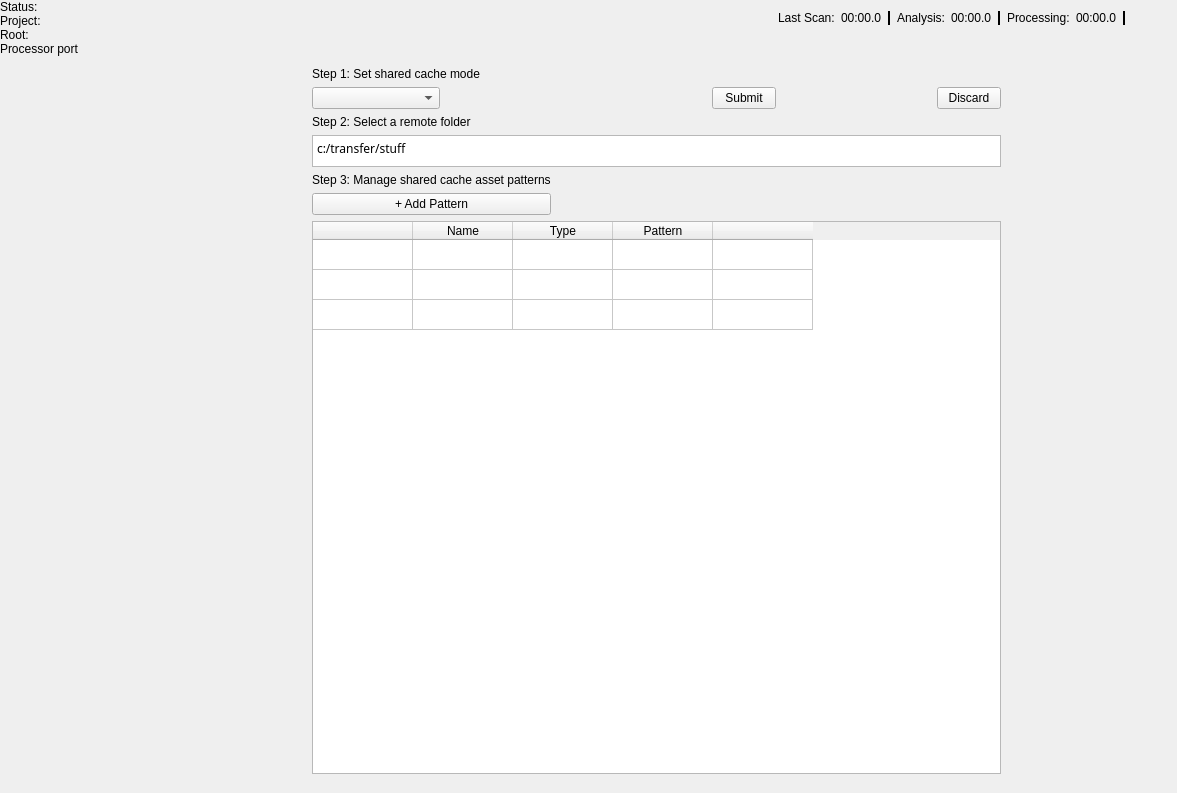
First picture: the form in Code/Tools/AssetProcessor/native/ui/MainWindow.ui, repository o3de/o3de, before the edit.
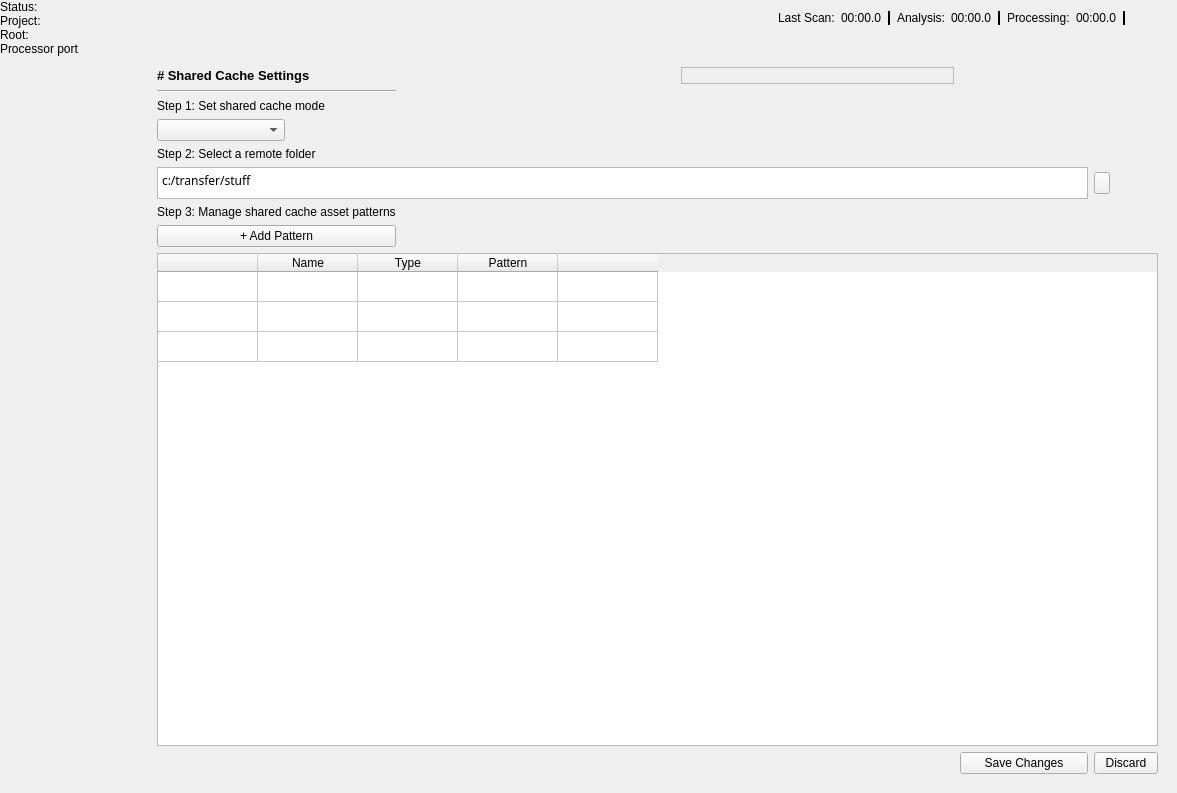
Second picture: the form after the edit. The open tabs and pages were chosen to show the change. Icons and pictures are not drawn. Custom widgets are drawn as their Qt base class.

```diff
--- a/Code/Tools/AssetProcessor/native/ui/MainWindow.ui
+++ b/Code/Tools/AssetProcessor/native/ui/MainWindow.ui
@@ -1500,72 +1500,38 @@
               <verstretch>0</verstretch>
              </sizepolicy>
             </property>
-            <layout class="QGridLayout" name="gridLayout">
+            <layout class="QGridLayout" name="gridLayout" columnstretch="0,0,0,0,0">
+             <property name="sizeConstraint">
+              <enum>QLayout::SetDefaultConstraint</enum>
+             </property>
+             <item row="5" column="4">
+              <widget class="QPushButton" name="serverAddressButton">
+               <property name="maximumSize">
+                <size>
+                 <width>16</width>
+                 <height>16777215</height>
+                </size>
+               </property>
+               <property name="text">
+                <string/>
+               </property>
+              </widget>
+             </item>
              <item row="1" column="0">
-              <widget class="QComboBox" name="serverCacheModeOptions">
-               <property name="maximumSize">
-                <size>
-                 <width>128</width>
-                 <height>16777215</height>
-                </size>
-               </property>
-               <property name="toolTip">
-                <string>Select the mode the project should use to cache asset products.</string>
-               </property>
-               <property name="currentText">
-                <string>Placeholder</string>
-               </property>
-               <property name="placeholderText">
-                <string>Placeholder</string>
+              <widget class="Line" name="line">
+               <property name="orientation">
+                <enum>Qt::Horizontal</enum>
                </property>
               </widget>
              </item>
-             <item row="2" column="0">
+             <item row="4" column="0">
               <widget class="QLabel" name="label_3">
                <property name="text">
                 <string>Step 2: Select a remote folder</string>
                </property>
               </widget>
              </item>
-             <item row="0" column="0">
-              <widget class="QLabel" name="label_2">
-               <property name="text">
-                <string>Step 1: Set shared cache mode</string>
-               </property>
-              </widget>
-             </item>
-             <item row="3" column="0" colspan="3">
-              <widget class="QPlainTextEdit" name="serverAddressText">
-               <property name="sizePolicy">
-                <sizepolicy hsizetype="Expanding" vsizetype="Maximum">
-                 <horstretch>0</horstretch>
-                 <verstretch>0</verstretch>
-                </sizepolicy>
-               </property>
-               <property name="maximumSize">
-                <size>
-                 <width>16777215</width>
-                 <height>32</height>
-                </size>
-               </property>
-               <property name="font">
-                <font>
-                 <family>Amazon Ember Mono</family>
-                 <pointsize>9</pointsize>
-                </font>
-               </property>
-               <property name="toolTip">
-                <string>The remote folder should be accessible to the entire team.</string>
-               </property>
-               <property name="inputMethodHints">
-                <set>Qt::ImhNone</set>
-               </property>
-               <property name="plainText">
-                <string>c:/transfer/stuff</string>
-               </property>
-              </widget>
-             </item>
-             <item row="6" column="0" colspan="3">
+             <item row="8" column="0" colspan="5">
               <widget class="QTableWidget" name="sharedCacheTable">
                <property name="wordWrap">
                 <bool>false</bool>
@@ -1579,6 +1545,9 @@
                <attribute name="horizontalHeaderCascadingSectionResizes">
                 <bool>false</bool>
                </attribute>
+               <attribute name="horizontalHeaderStretchLastSection">
+                <bool>false</bool>
+               </attribute>
                <attribute name="verticalHeaderVisible">
                 <bool>false</bool>
                </attribute>
@@ -1622,7 +1591,51 @@
                </column>
               </widget>
              </item>
-             <item row="5" column="0">
+             <item row="5" column="0" colspan="4">
+              <widget class="QPlainTextEdit" name="serverAddressText">
+               <property name="sizePolicy">
+                <sizepolicy hsizetype="Expanding" vsizetype="Maximum">
+                 <horstretch>0</horstretch>
+                 <verstretch>0</verstretch>
+                </sizepolicy>
+               </property>
+               <property name="maximumSize">
+                <size>
+                 <width>16777215</width>
+                 <height>32</height>
+                </size>
+               </property>
+               <property name="font">
+                <font>
+                 <family>Amazon Ember Mono</family>
+                 <pointsize>9</pointsize>
+                </font>
+               </property>
+               <property name="toolTip">
+                <string>The remote folder should be accessible to the entire team.</string>
+               </property>
+               <property name="inputMethodHints">
+                <set>Qt::ImhNone</set>
+               </property>
+               <property name="plainText">
+                <string>c:/transfer/stuff</string>
+               </property>
+              </widget>
+             </item>
+             <item row="9" column="4">
+              <widget class="QPushButton" name="sharedCacheDiscardButton">
+               <property name="maximumSize">
+                <size>
+                 <width>64</width>
+                 <height>16777215</height>
+                </size>
+               </property>
+               <property name="text">
+                <string>Discard</string>
+               </property>
+              </widget>
+             </item>
+             <item row="7" column="0">
               <widget class="QPushButton" name="sharedCacheAddPattern">
                <property name="toolTip">
                 <string>Add an asset pattern to cache to the remote folder.</string>
@@ -1632,36 +1645,90 @@
                </property>
               </widget>
              </item>
-             <item row="1" column="2">
-              <widget class="QPushButton" name="sharedCacheDiscardButton">
-               <property name="maximumSize">
-                <size>
-                 <width>64</width>
-                 <height>16777215</height>
-                </size>
-               </property>
-               <property name="text">
-                <string>Discard</string>
-               </property>
-              </widget>
-             </item>
-             <item row="4" column="0">
+             <item row="6" column="0">
               <widget class="QLabel" name="label_4">
                <property name="text">
                 <string>Step 3: Manage shared cache asset patterns</string>
                </property>
               </widget>
              </item>
-             <item row="1" column="1">
+             <item row="2" column="0">
+              <widget class="QLabel" name="label_2">
+               <property name="text">
+                <string>Step 1: Set shared cache mode</string>
+               </property>
+              </widget>
+             </item>
+             <item row="9" column="3">
               <widget class="QPushButton" name="sharedCacheSubmitButton">
                <property name="maximumSize">
                 <size>
-                 <width>64</width>
+                 <width>128</width>
                  <height>16777215</height>
                 </size>
                </property>
                <property name="text">
-                <string>Submit</string>
+                <string>Save Changes</string>
+               </property>
+              </widget>
+             </item>
+             <item row="3" column="0">
+              <widget class="QComboBox" name="serverCacheModeOptions">
+               <property name="maximumSize">
+                <size>
+                 <width>128</width>
+                 <height>16777215</height>
+                </size>
+               </property>
+               <property name="toolTip">
+                <string>Select the mode the project should use to cache asset products.</string>
+               </property>
+               <property name="currentText">
+                <string>Placeholder</string>
+               </property>
+               <property name="placeholderText">
+                <string>Placeholder</string>
+               </property>
+              </widget>
+             </item>
+             <item row="0" column="0">
+              <widget class="QLabel" name="sharedCacheTitle">
+               <property name="font">
+                <font>
+                 <pointsize>10</pointsize>
+                 <weight>75</weight>
+                 <bold>true</bold>
+                </font>
+               </property>
+               <property name="text">
+                <string># Shared Cache Settings</string>
+               </property>
+               <property name="textFormat">
+                <enum>Qt::MarkdownText</enum>
+               </property>
+              </widget>
+             </item>
+             <item row="0" column="2">
+              <widget class="QLabel" name="sharedCacheStatus">
+               <property name="font">
+                <font>
+                 <pointsize>10</pointsize>
+                </font>
+               </property>
+               <property name="frameShape">
+                <enum>QFrame::StyledPanel</enum>
+               </property>
+               <property name="frameShadow">
+                <enum>QFrame::Sunken</enum>
+               </property>
+               <property name="text">
+                <string/>
+               </property>
+               <property name="textFormat">
+                <enum>Qt::MarkdownText</enum>
+               </property>
+               <property name="margin">
+                <number>5</number>
                </property>
               </widget>
              </item>
```
Left out of the diff: 3 changed lines with no effect on the pictures.
